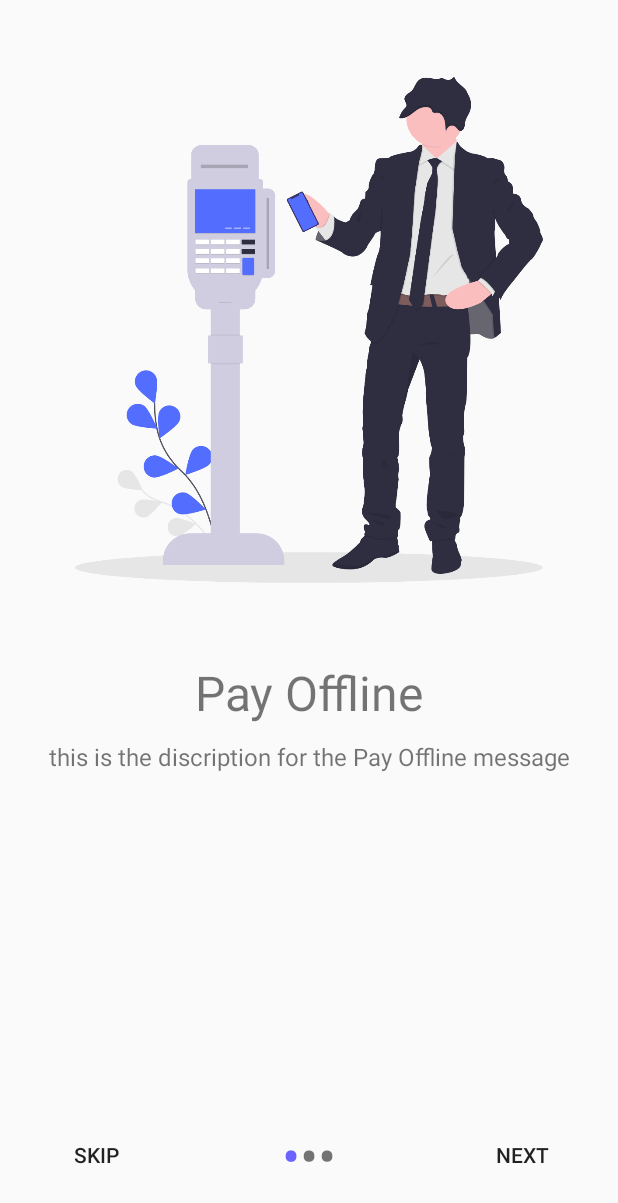
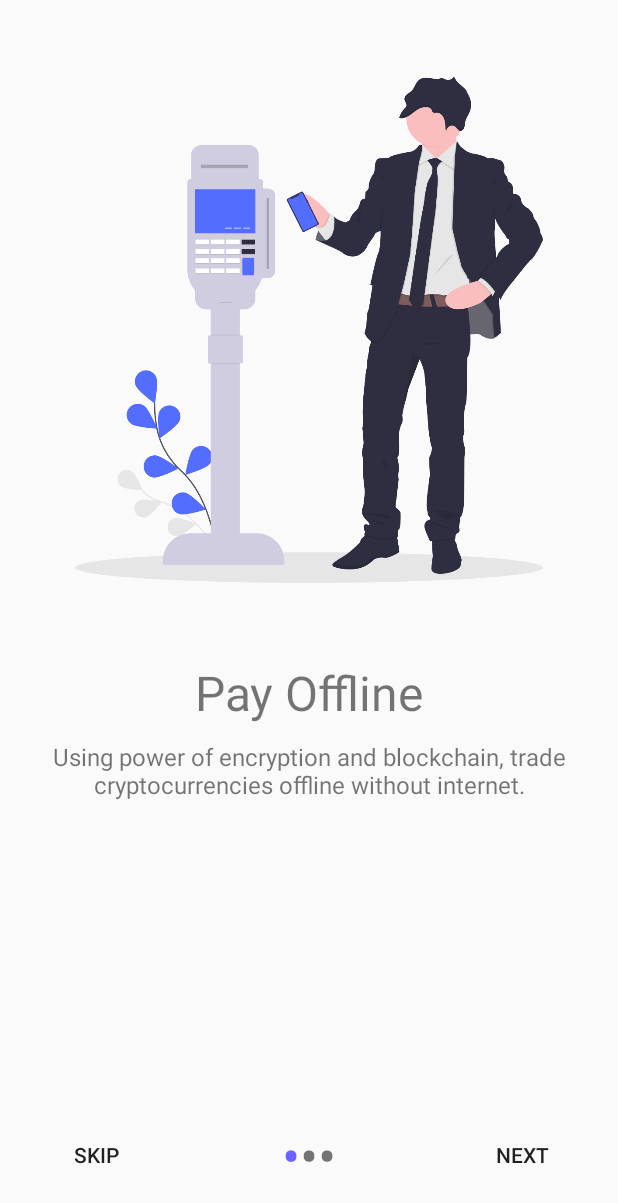
Before and after one commit to BakaOtaku/Ethastra, an Android app: the screen it shows after launch (OnBoardingActivity), on a phone screen of 412 x 824 dp. Shown: the top 1203 px of the screen. Run offline under Robolectric (Android 15) with nearby library versions, the phone set to English and light mode, and no system bars.

Commit message:
app logo

```diff
--- a/app/app/src/main/AndroidManifest.xml
+++ b/app/app/src/main/AndroidManifest.xml
@@ -6,11 +6,10 @@
     <uses-permission android:name="android.permission.INTERNET"/>
     <uses-permission android:name="android.permission.ACCESS_NETWORK_STATE" />
     <uses-permission android:name="android.permission.SEND_SMS"/>
-    <uses-permission android:name="android.permission.READ_SMS"/>
 
     <application
         android:allowBackup="false"
-        android:icon="@drawable/undraw_wallet_aym5"
+        android:icon="@drawable/ethastra_main_logo"
         android:label="@string/app_name"
         android:roundIcon="@mipmap/ic_launcher_round"
         android:supportsRtl="true"
--- a/app/app/src/main/res/values/strings.xml
+++ b/app/app/src/main/res/values/strings.xml
@@ -1,13 +1,13 @@
 <resources>
-    <string name="app_name">project1</string>
+    <string name="app_name">Ethastra</string>
 
     <string name="title1">Pay Offline</string>
     <string name="title2">Encrypted SMS</string>
     <string name="title3">Secure Payment</string>
 
-    <string name="discription1">this is the discription for the Pay Offline message</string>
-    <string name="discription2">this is the discription for the Encrypted SMS message</string>
-    <string name="discription3">this is the discription for the Secure Payments</string>
+    <string name="discription1">Using power of encryption and blockchain, trade cryptocurrencies offline without internet.</string>
+    <string name="discription2">All the messages are end to end encrypted. No service provider or police will be able to get your personal information.</string>
+    <string name="discription3">On our server, we are handling all the messages and making secure messages with proper response.</string>
 
     <string name="next">Next</string>
     <string name="skip">Skip</string>
```
Also changed, not shown: app/app/src/main/res/drawable-hdpi/ethastra_main_logo.png (added), app/app/src/main/res/drawable-ldpi/ethastra_main_logo.png (added), app/app/src/main/res/drawable-mdpi/ethastra_main_logo.png (added), app/app/src/main/res/drawable-xhdpi/ethastra_main_logo.png (added), app/app/src/main/res/drawable-xxhdpi/ethastra_main_logo.png (added), app/app/src/main/res/drawable-xxxhdpi/ethastra_main_logo.png (added).
